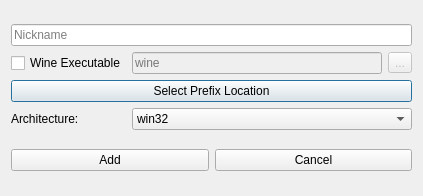
First picture: the form in lib/ui/newprefix.ui, repository Fisk24/Yawpm, before the edit.
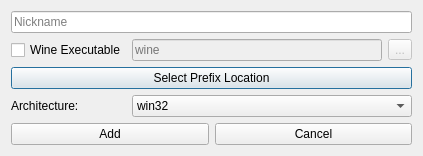
Second picture: the form after the edit.

Diff of the .ui file:
```diff
--- a/lib/ui/newprefix.ui
+++ b/lib/ui/newprefix.ui
@@ -7,7 +7,7 @@
     <x>0</x>
     <y>0</y>
     <width>423</width>
-    <height>196</height>
+    <height>148</height>
    </rect>
   </property>
   <property name="windowTitle">
```
Left out of the diff: 20 changed lines with no effect on the pictures.
